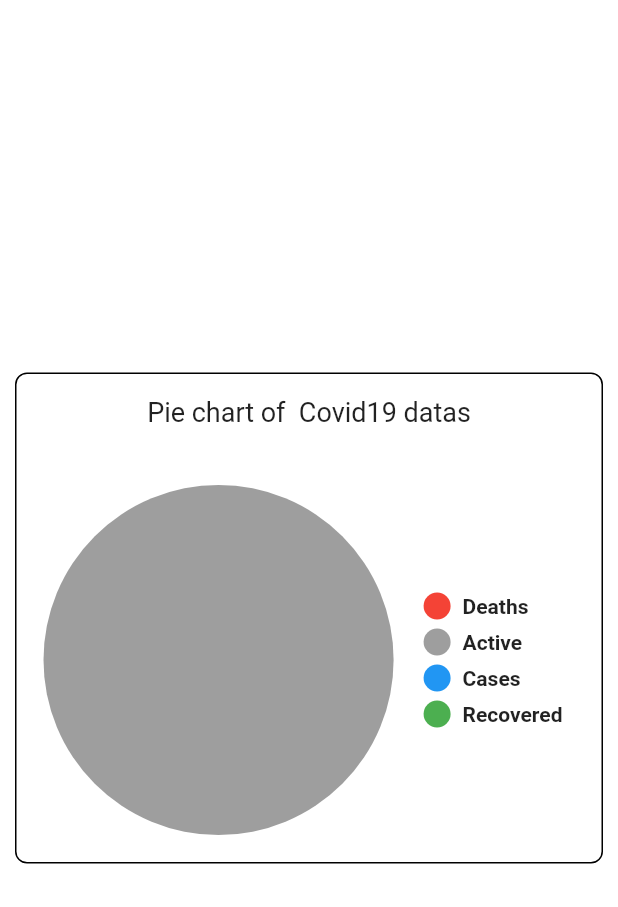
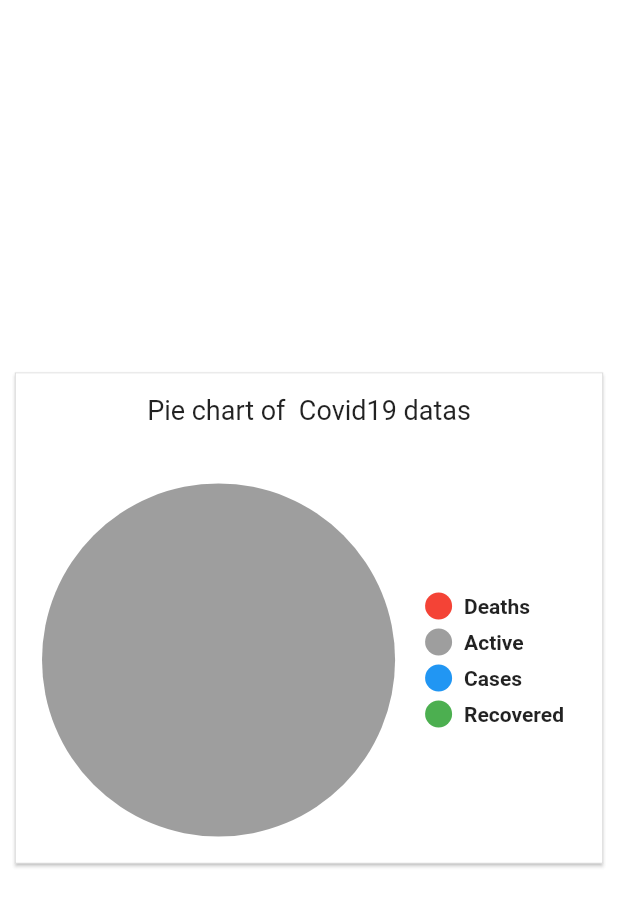
Before and after one commit to kneerose/covid19, a Flutter app: the Piechart screen opened directly, on a phone screen of 412 x 824 dp. Shown: the top 907 px of the screen. Run offline on Flutter 3.47's test engine with Material 2 defaults, Android fonts, the light colour scheme and no system bars; drawn by our look-alikes of pie_chart; our stand-ins replace data_connection_checker, double_back_to_close, pull_to_refresh; network calls fail.

Commit message:
Changed container to card

```diff
--- a/lib/component/piechart.dart
+++ b/lib/component/piechart.dart
@@ -1,11 +1,21 @@
 import 'package:flutter/material.dart';
 import 'package:pie_chart/pie_chart.dart';
+
 // ignore: must_be_immutable
 class Piechart extends StatelessWidget {
-  double cases=0,deaths=0,active=0,recovered=0,tests=0;
-  String country="";
-  Color bgcolor = Colors.white;
-  Piechart({Key key,this.cases,this.deaths,this.active,this.recovered,this.tests,this.country,this.bgcolor}):super(key: key);
+  double cases = 0, deaths = 0, active = 0, recovered = 0, tests = 0;
+  String country = "";
+  Color bgcolor = Colors.white54;
+  Piechart(
+      {Key key,
+      this.cases,
+      this.deaths,
+      this.active,
+      this.recovered,
+      this.tests,
+      this.country,
+      this.bgcolor})
+      : super(key: key);
   @override
   Widget build(BuildContext context) {
     var height = MediaQuery.of(context).size.height;
@@ -14,24 +24,38 @@ class Piechart extends StatelessWidget {
       body: Column(
         mainAxisAlignment: MainAxisAlignment.center,
         children: [
-          Container(
+          Card(
             margin: const EdgeInsets.all(10),
-            decoration: BoxDecoration(borderRadius: BorderRadius.circular(8),border: Border.all(color:Colors.black),color: Colors.white),
+            shape: RoundedRectangleBorder(
+                side: BorderSide(
+              color: Colors.grey.withOpacity(0.4),
+              width: 0.5,
+            )),
+            //decoration: BoxDecoration(borderRadius: BorderRadius.circular(8),border: Border.all(color:Colors.black),color: Colors.white),
             child: Column(
               children: [
                 Container(
-            margin: const EdgeInsets.only(top:15,left: 5,right: 5,bottom: 20),
-            child:Text("Pie chart of "+ country + " Covid19 datas",style: TextStyle(fontSize: 18))),
+                    margin: const EdgeInsets.only(
+                        top: 15, left: 5, right: 5, bottom: 20),
+                    child: Text("Pie chart of " + country + " Covid19 datas",
+                        style: TextStyle(fontSize: 18))),
                 Container(
                   margin: const EdgeInsets.all(10),
-              child: PieChart(dataMap: { "Deaths": deaths,
+                  child: PieChart(
+                    dataMap: {
+                      "Deaths": deaths,
                       "Active": active,
                       "Cases": cases,
                       "Recovered": recovered,
                     },
-              colorList: [Colors.red,Colors.grey,Colors.blue,Colors.green],
-              animationDuration:Duration(milliseconds: 800) ,
-                chartRadius: height/3,
+                    colorList: [
+                      Colors.red,
+                      Colors.grey,
+                      Colors.blue,
+                      Colors.green
+                    ],
+                    animationDuration: Duration(milliseconds: 800),
+                    chartRadius: height / 3,
                     chartType: ChartType.disc,
                     chartLegendSpacing: 20,
                     chartValuesOptions: ChartValuesOptions(
@@ -43,10 +67,9 @@ class Piechart extends StatelessWidget {
                     ),
                   ),
                 )
-
               ],
-          ),)
-
+            ),
+          )
         ],
       ),
     );
```
Lines whose indentation alone changed are shown as unchanged.
